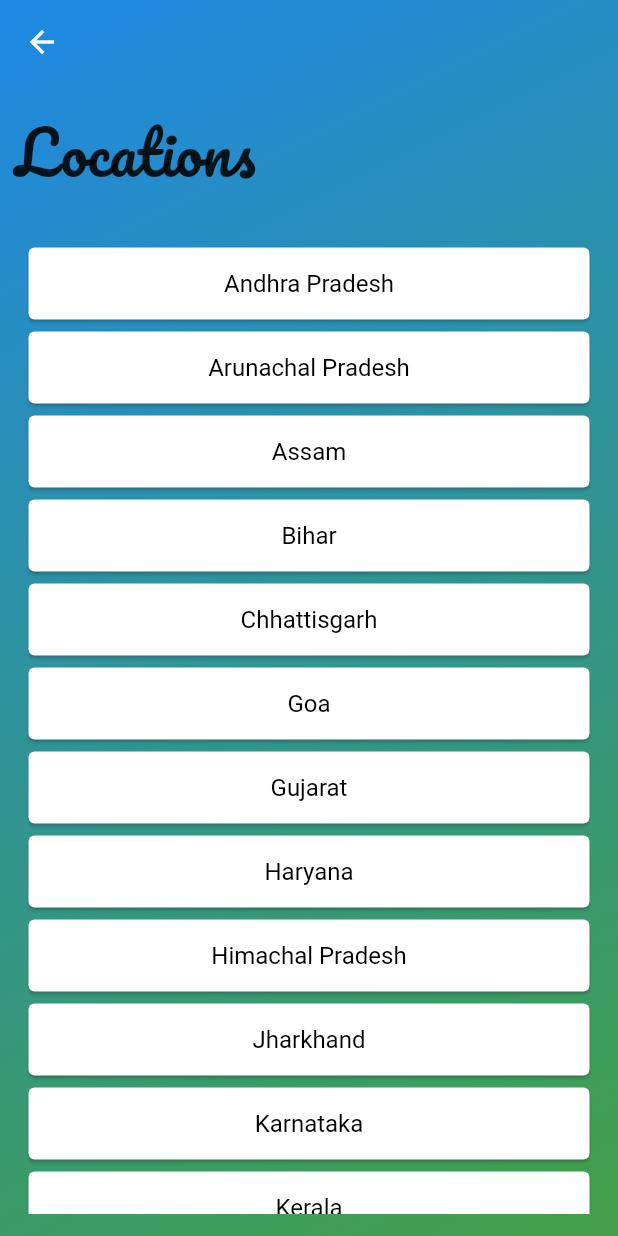
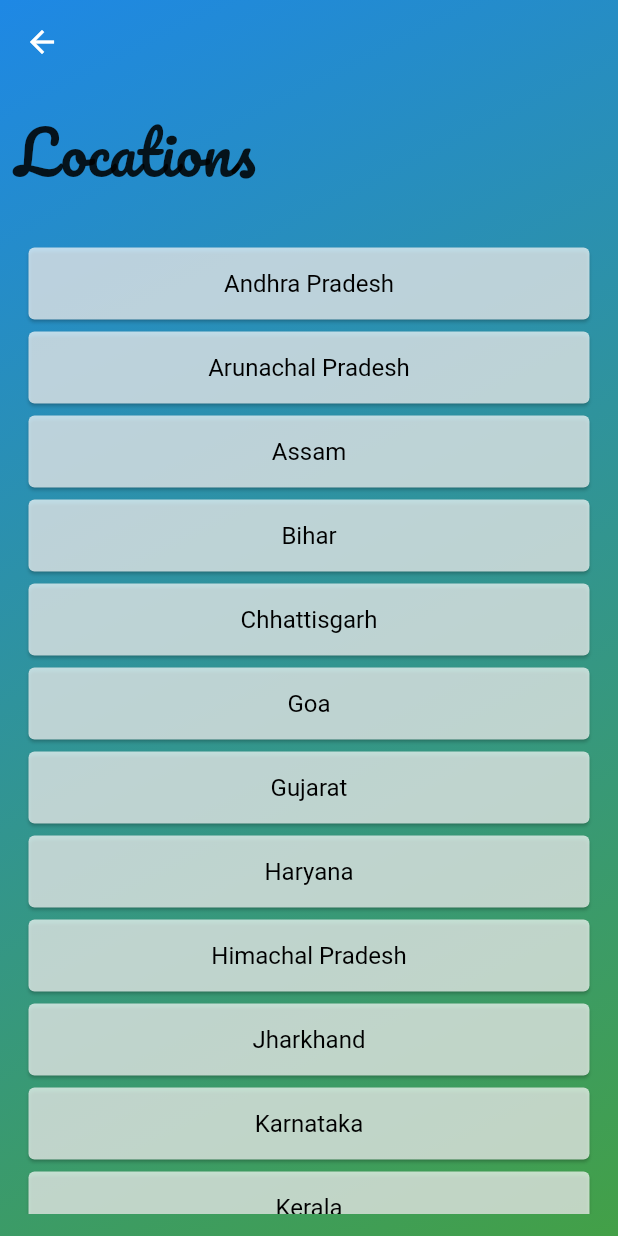
Before and after one commit to Shailebhya/EduWorld, a Flutter app: the places screen opened directly, on a phone screen of 412 x 824 dp. Run offline on Flutter 3.47's test engine with Material 2 defaults, Android fonts, the phone set to English and light mode, and no system bars; our stand-ins replace cloud_firestore, firebase_core, google_fonts, google_sign_in, smooth_star_rating; accounts and stored records are empty; network calls fail.

Commit message:
Editing8

```diff
--- a/lib/Locations.dart
+++ b/lib/Locations.dart
@@ -10,7 +10,7 @@ class _placesState extends State<places> {
   Card buildkey(String t)
   {
     return Card(
-      color: Colors.white,
+      color: Colors.white70,
       child: ListTile(
         dense:true,
         title: Center(child: Text("$t",  style: TextStyle(color: Colors.black, fontSize: 16))),
```
Also changed, not shown: lib/mainfinal.dart (+8 -1 lines).
